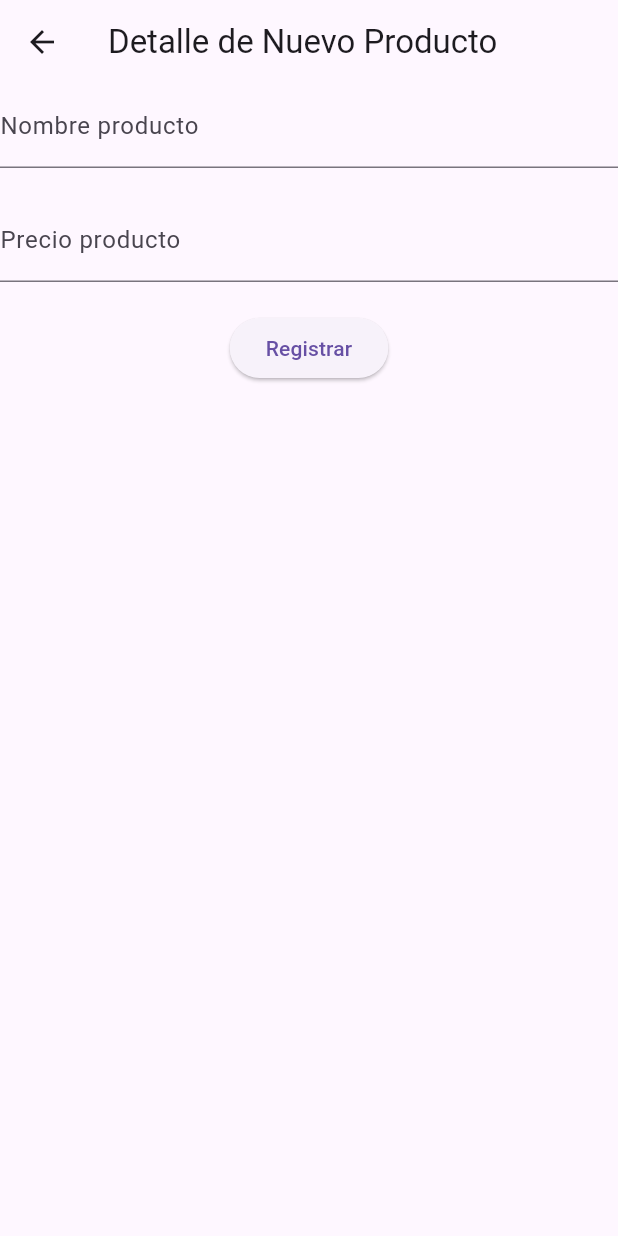
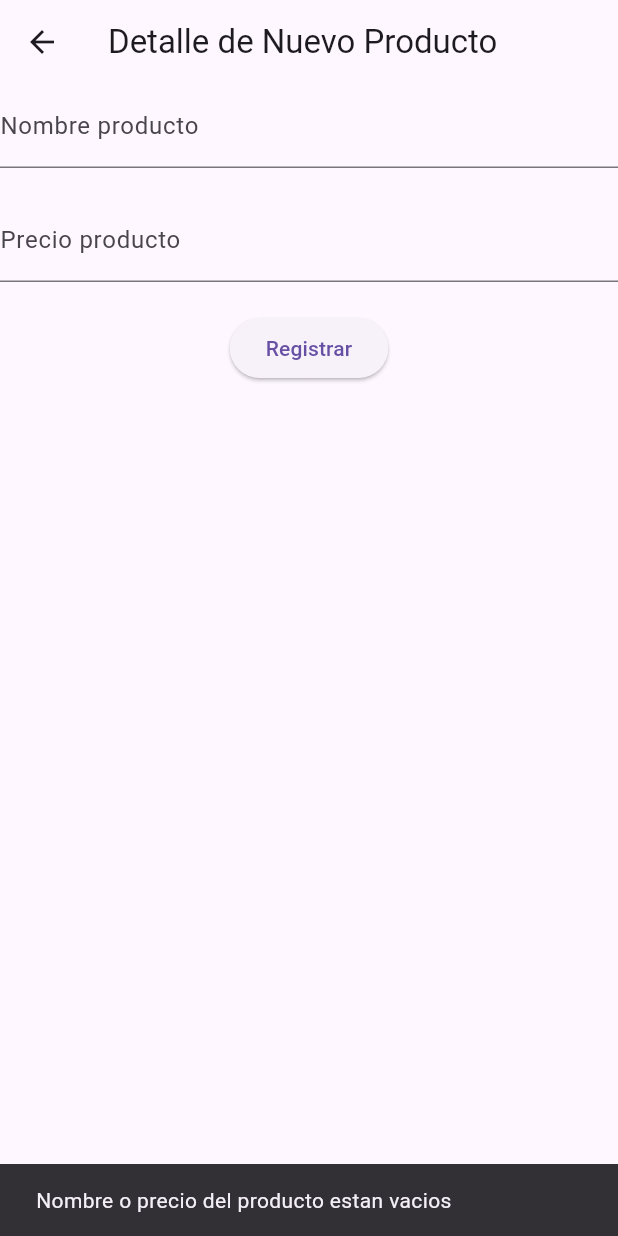
Before and after one commit to GabMlopez/TalleresMoviles, a Flutter app: the ProductAddPage screen opened by its route, after a tap on "Registrar", on a phone screen of 412 x 824 dp. Run offline on Flutter 3.47's test engine with Material 3 defaults, Android fonts, the phone set to English and light mode, and no system bars.

Commit message:
ÂAñadir comprobaciones y comentarios en lista

```diff
--- a/cleanarcht/lib/presentation/layouts/product_add.dart
+++ b/cleanarcht/lib/presentation/layouts/product_add.dart
@@ -39,7 +39,24 @@ class _ProductAddPageState extends State<ProductAddPage> {
           ),
           const SizedBox(height:20,),
           ElevatedButton(onPressed: (){
-
+              if(nameController.text.isEmpty || priceController.text.isEmpty){
+                ScaffoldMessenger.of(context).showSnackBar(
+                    SnackBar(
+                      content: Text("Nombre o precio del producto estan vacios"),
+                      duration: const Duration(seconds: 2),
+                    ),
+                );
+                return;
+              }
+              if(num.tryParse(priceController.text) != null){
+                ScaffoldMessenger.of(context).showSnackBar(
+                  SnackBar(
+                    content: Text("Precio solo puede ser un número"),
+                    duration: const Duration(seconds: 2),
+                  ),
+                );
+                return;
+              }
               provider.add(
                   Product(DateTime.now().microsecondsSinceEpoch.toString(),
                       nameController.text,
--- a/cleanarcht/lib/presentation/layouts/product_list.dart
+++ b/cleanarcht/lib/presentation/layouts/product_list.dart
@@ -7,6 +7,7 @@ class ProductListPage extends StatelessWidget {
 
   @override
   Widget build(BuildContext context) {
+    //provider para obtener la lista y acciones de la clase
     final provider=Provider.of<ProductProvider>(context);
 
     return Scaffold(
@@ -16,6 +17,7 @@ class ProductListPage extends StatelessWidget {
       },
       child: Icon(Icons.add_outlined),),
       body: ListView.builder(itemCount: provider.products.length,
+        //Generador de la lista
         itemBuilder: (context, index){
         final product=provider.products[index];
         return ListTile(
@@ -24,7 +26,9 @@ class ProductListPage extends StatelessWidget {
           onTap: (){
             Navigator.pushNamed(context, "/edit",arguments: product);
           },
-          trailing: IconButton(onPressed:()=> provider.delete(product.id),
+          trailing:
+          //Boton de eliminación de un producto
+          IconButton(onPressed:()=> provider.delete(product.id),
               icon: Icon(Icons.delete)),
         );
       }),
```
Also changed, not shown: cleanarcht/lib/presentation/layouts/product_detail.dart (+18 -0 lines), cleanarcht/lib/presentation/providers/product_provider.dart (+5 -3 lines).
